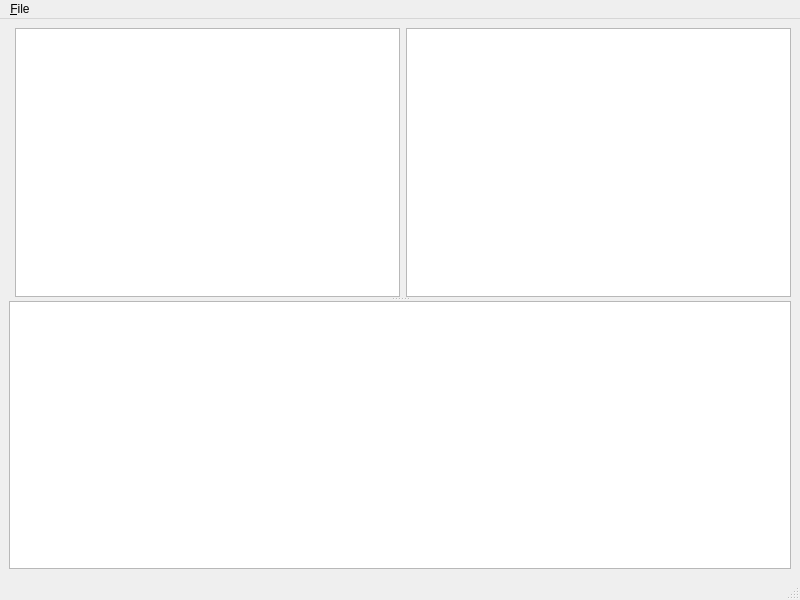
Before: the Qt Designer form swri_profiler_tools/ui/profiler_window.ui in swri-robotics/swri_profiler, drawn with Qt 5.
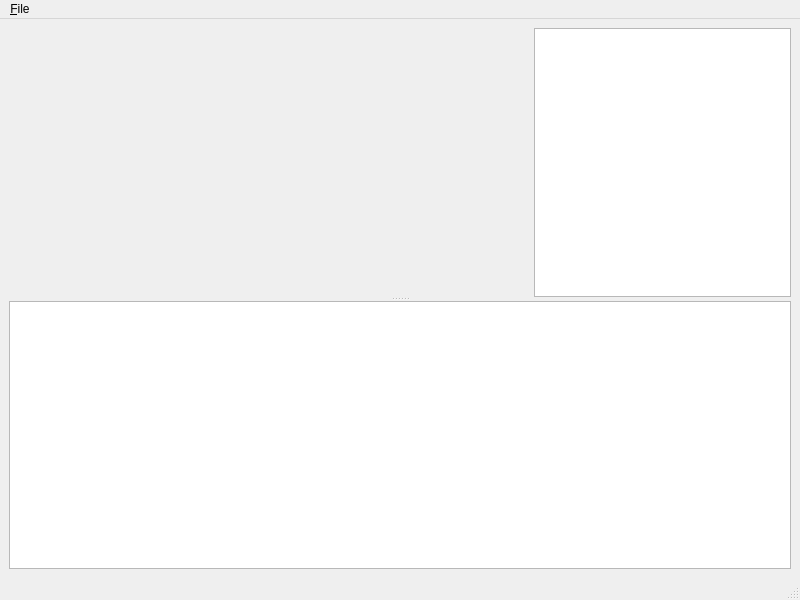
After: the same form once the commit is applied. Custom widgets are drawn as their Qt base class.

Diff of the .ui file:
```diff
--- a/swri_profiler_tools/ui/profiler_window.ui
+++ b/swri_profiler_tools/ui/profiler_window.ui
@@ -23,10 +23,24 @@
       <widget class="QWidget" name="layoutWidget">
        <layout class="QHBoxLayout" name="horizontalLayout">
         <item>
-         <widget class="swri_profiler_tools::ProfileTreeWidget" name="profileTree" native="true"/>
+         <widget class="swri_profiler_tools::ProfileTreeWidget" name="profileTree" native="true">
+          <property name="sizePolicy">
+           <sizepolicy hsizetype="Expanding" vsizetype="Expanding">
+            <horstretch>0</horstretch>
+            <verstretch>0</verstretch>
+           </sizepolicy>
+          </property>
+         </widget>
         </item>
         <item>
-         <widget class="QGraphicsView" name="staticView"/>
+         <widget class="QWidget" name="partitionWidget" native="true">
+          <property name="sizePolicy">
+           <sizepolicy hsizetype="Expanding" vsizetype="Expanding">
+            <horstretch>0</horstretch>
+            <verstretch>0</verstretch>
+           </sizepolicy>
+          </property>
+         </widget>
         </item>
         <item>
          <widget class="QTextBrowser" name="infoView"/>
```
